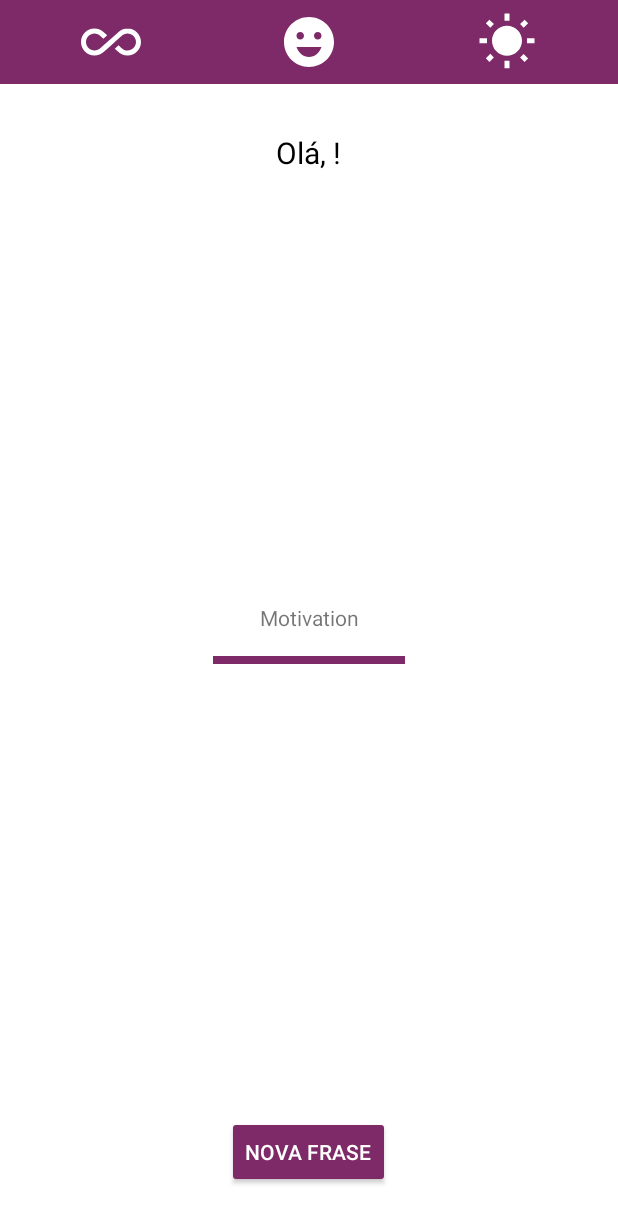
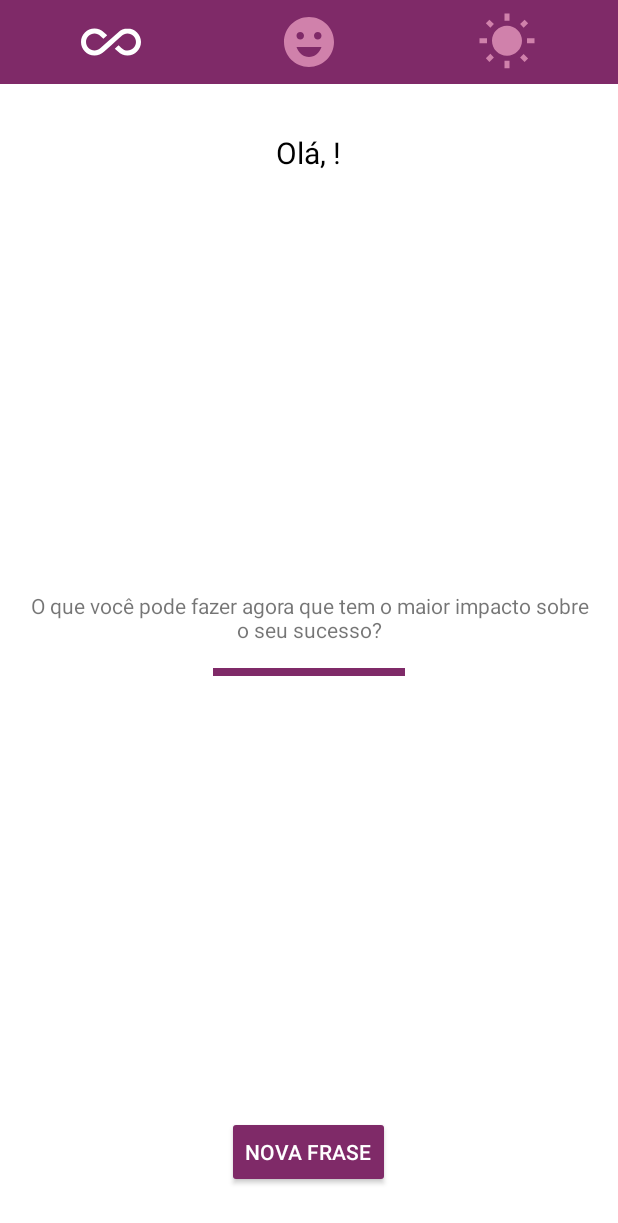
Before and after one commit to Ryan-lima13/Motivation, an Android app: the MainActivity screen opened directly, with no data from a screen before it, on a phone screen of 412 x 824 dp. Shown: the top 1223 px of the screen. Run offline under Robolectric (Android 15) with nearby library versions, the phone set to English and light mode, and no system bars.

Commit message:
gerando frases

```diff
--- a/app/src/main/java/com/rlds/motivation/MainActivity.kt
+++ b/app/src/main/java/com/rlds/motivation/MainActivity.kt
@@ -3,22 +3,61 @@ package com.rlds.motivation
 import androidx.appcompat.app.AppCompatActivity
 import android.os.Bundle
 import android.view.View
+import androidx.core.content.ContextCompat
 import com.rlds.motivation.databinding.ActivityMainBinding
+import data.Mock
 
 class MainActivity : AppCompatActivity(), View.OnClickListener {
    private  lateinit var binding: ActivityMainBinding
+   private  var categoryId = 1
     override fun onCreate(savedInstanceState: Bundle?) {
         binding = ActivityMainBinding.inflate(layoutInflater)
         super.onCreate(savedInstanceState)
         setContentView(binding.root)
         binding.buttonFrases.setOnClickListener(this)
         handelUserName()
+        // eventos
+        binding.imageAll.setOnClickListener(this)
+        binding.imageHappy.setOnClickListener(this)
+        binding.imageSunny.setOnClickListener(this)
+        handelFilter(R.id.image_all)
+        handelNextPhrase()
 
     }
 
     override fun onClick(view: View) {
         if (view.id == R.id.buttonFrases){
-            var s = ""
+            handelNextPhrase()
+        }else if (view.id in listOf(R.id.image_all, R.id.imageHappy, R.id.imageSunny)){
+            handelFilter(view.id)
+
+
+        }
+    }
+    private fun  handelNextPhrase(){
+        val phrase = Mock().getPhrase(categoryId)
+        binding.textPhrase.text = phrase
+
+    }
+
+    private  fun handelFilter(id:Int){
+        binding.imageAll.setColorFilter(ContextCompat.getColor(this, R.color.light_purple))
+        binding.imageHappy.setColorFilter(ContextCompat.getColor(this, R.color.light_purple))
+        binding.imageSunny.setColorFilter(ContextCompat.getColor(this, R.color.light_purple))
+        when (id) {
+            R.id.image_all -> {
+                binding.imageAll.setColorFilter(ContextCompat.getColor(this, R.color.white))
+                categoryId = 1
+            }
+            R.id.imageHappy -> {
+                binding.imageHappy.setColorFilter(ContextCompat.getColor(this, R.color.white))
+                categoryId= 2
+
+            }
+            R.id.imageSunny -> {
+                binding.imageSunny.setColorFilter(ContextCompat.getColor(this, R.color.white))
+                categoryId = 3
+            }
         }
     }
     // mostra nome usuario
--- /dev/null
+++ b/app/src/main/java/data/Mock.kt
@@ -0,0 +1,31 @@
+package data
+
+import kotlin.random.Random
+
+class Phrase(val description:String, val categoryId:Int)
+class Mock {
+   private val sunny = 3
+    private val all = 1
+    private  val happy =2
+    private val listPhrases = listOf<Phrase>(
+        Phrase("Não sabendo que era impossível, foi lá e fez.", happy),
+        Phrase("Você não é derrotado quando perde, você é derrotado quando desiste!", happy),
+        Phrase("Quando está mais escuro, vemos mais estrelas!", happy),
+        Phrase("Insanidade é fazer sempre a mesma coisa e esperar um resultado diferente.", happy),
+        Phrase("Não pare quando estiver cansado, pare quando tiver terminado.", happy),
+        Phrase("O que você pode fazer agora que tem o maior impacto sobre o seu sucesso?", happy),
+        Phrase("A melhor maneira de prever o futuro é inventá-lo.", sunny),
+        Phrase("Você perde todas as chances que você não aproveita.", sunny),
+        Phrase("Fracasso é o condimento que dá sabor ao sucesso.", sunny),
+        Phrase(" Enquanto não estivermos comprometidos, haverá hesitação!", sunny),
+        Phrase("Se você não sabe onde quer ir, qualquer caminho serve.", sunny),
+        Phrase("Se você acredita, faz toda a diferença.", sunny),
+        Phrase("Riscos devem ser corridos, porque o maior perigo é não arriscar nada!", sunny)
+    )
+    // Obtém frase aleatória de acordo com o filtro
+    fun getPhrase(value: Int): String {
+
+        val filtered = listPhrases.filter { it.categoryId == value ||value == all }
+        return  filtered[Random.nextInt(filtered.size)].description
+    }
+}
--- a/app/src/main/res/layout/activity_main.xml
+++ b/app/src/main/res/layout/activity_main.xml
@@ -16,18 +16,21 @@
         android:padding="8dp">
 
         <ImageView
+            android:id="@+id/image_all"
             android:layout_width="0dp"
             android:layout_height="40dp"
             android:layout_weight="1"
             android:src="@drawable/ic_all_inclusive" />
 
         <ImageView
+            android:id="@+id/imageHappy"
             android:layout_width="0dp"
             android:layout_height="40dp"
             android:layout_weight="1"
             android:src="@drawable/ic_happy" />
 
         <ImageView
+            android:id="@+id/imageSunny"
             android:layout_width="0dp"
             android:layout_height="40dp"
             android:layout_weight="1"
```
